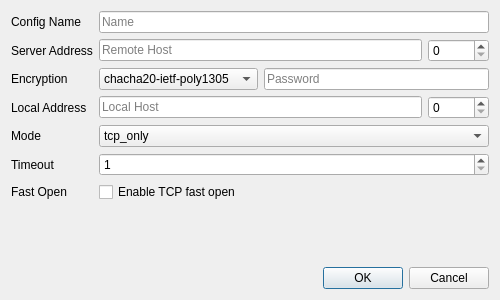
This is src/ui/EditDialog.ui in df543/shadowsocks-face as Qt 5 draws it before an edit. The edited form follows.
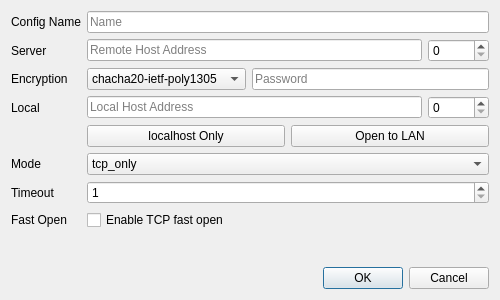
This is the edited form.

Commit message: EditDialog: add local address buttons

```diff
--- a/src/ui/EditDialog.ui
+++ b/src/ui/EditDialog.ui
@@ -16,42 +16,21 @@
   <layout class="QVBoxLayout" name="verticalLayout">
    <item>
     <layout class="QGridLayout" name="gridLayout_2">
-     <item row="6" column="1">
-      <widget class="QCheckBox" name="checkBox_fastopen">
-       <property name="text">
-        <string>Enable TCP fast open</string>
+     <item row="0" column="1">
+      <widget class="QLineEdit" name="lineEdit_name">
+       <property name="placeholderText">
+        <string>Name</string>
        </property>
       </widget>
      </item>
-     <item row="3" column="1">
-      <layout class="QHBoxLayout" name="horizontalLayout_2">
-       <item>
-        <widget class="QLineEdit" name="lineEdit_localAddr">
-         <property name="text">
-          <string notr="true"/>
-         </property>
-         <property name="placeholderText">
-          <string>Local Host</string>
-         </property>
-        </widget>
-       </item>
-       <item>
-        <widget class="QSpinBox" name="spinBox_localPort">
-         <property name="maximum">
-          <number>65535</number>
-         </property>
-        </widget>
-       </item>
-      </layout>
-     </item>
-     <item row="5" column="0">
+     <item row="6" column="0">
       <widget class="QLabel" name="label_timeout">
        <property name="text">
         <string>Timeout</string>
        </property>
       </widget>
      </item>
-     <item row="5" column="1">
+     <item row="6" column="1">
       <widget class="QSpinBox" name="spinBox_timeout">
        <property name="minimum">
         <number>1</number>
@@ -61,52 +40,6 @@
        </property>
       </widget>
      </item>
-     <item row="6" column="0">
-      <widget class="QLabel" name="label_fastopen">
-       <property name="text">
-        <string>Fast Open</string>
-       </property>
-      </widget>
-     </item>
-     <item row="0" column="0">
-      <widget class="QLabel" name="label_name">
-       <property name="text">
-        <string>Config Name</string>
-       </property>
-      </widget>
-     </item>
-     <item row="1" column="1">
-      <layout class="QHBoxLayout" name="horizontalLayout_4">
-       <item>
-        <widget class="QLineEdit" name="lineEdit_serverAddr">
-         <property name="placeholderText">
-          <string>Remote Host</string>
-         </property>
-        </widget>
-       </item>
-       <item>
-        <widget class="QSpinBox" name="spinBox_serverPort">
-         <property name="maximum">
-          <number>65535</number>
-         </property>
-        </widget>
-       </item>
-      </layout>
-     </item>
-     <item row="2" column="0">
-      <widget class="QLabel" name="label_method">
-       <property name="text">
-        <string>Encryption</string>
-       </property>
-      </widget>
-     </item>
-     <item row="3" column="0">
-      <widget class="QLabel" name="label_localAddr">
-       <property name="text">
-        <string>Local Address</string>
-       </property>
-      </widget>
-     </item>
      <item row="2" column="1">
       <layout class="QHBoxLayout" name="horizontalLayout_3">
        <item>
@@ -172,28 +105,67 @@
        </item>
       </layout>
      </item>
-     <item row="0" column="1">
-      <widget class="QLineEdit" name="lineEdit_name">
-       <property name="placeholderText">
-        <string>Name</string>
+     <item row="7" column="1">
+      <widget class="QCheckBox" name="checkBox_fastopen">
+       <property name="text">
+        <string>Enable TCP fast open</string>
        </property>
       </widget>
      </item>
-     <item row="1" column="0">
-      <widget class="QLabel" name="label_serverAddr">
+     <item row="1" column="1">
+      <layout class="QHBoxLayout" name="horizontalLayout_4">
+       <item>
+        <widget class="QLineEdit" name="lineEdit_serverAddress">
+         <property name="placeholderText">
+          <string>Remote Host Address</string>
+         </property>
+        </widget>
+       </item>
+       <item>
+        <widget class="QSpinBox" name="spinBox_serverPort">
+         <property name="maximum">
+          <number>65535</number>
+         </property>
+        </widget>
+       </item>
+      </layout>
+     </item>
+     <item row="3" column="1">
+      <layout class="QHBoxLayout" name="horizontalLayout_2">
+       <item>
+        <widget class="QLineEdit" name="lineEdit_localAddress">
+         <property name="text">
+          <string notr="true"/>
+         </property>
+         <property name="placeholderText">
+          <string>Local Host Address</string>
+         </property>
+        </widget>
+       </item>
+       <item>
+        <widget class="QSpinBox" name="spinBox_localPort">
+         <property name="maximum">
+          <number>65535</number>
+         </property>
+        </widget>
+       </item>
+      </layout>
+     </item>
+     <item row="0" column="0">
+      <widget class="QLabel" name="label_name">
        <property name="text">
-        <string>Server Address</string>
+        <string>Config Name</string>
        </property>
       </widget>
      </item>
-     <item row="4" column="0">
-      <widget class="QLabel" name="label_mode">
+     <item row="2" column="0">
+      <widget class="QLabel" name="label_method">
        <property name="text">
-        <string>Mode</string>
+        <string>Encryption</string>
        </property>
       </widget>
      </item>
-     <item row="4" column="1">
+     <item row="5" column="1">
       <widget class="QComboBox" name="comboBox_mode">
        <item>
         <property name="text">
@@ -212,6 +184,52 @@
        </item>
       </widget>
      </item>
+     <item row="7" column="0">
+      <widget class="QLabel" name="label_fastopen">
+       <property name="text">
+        <string>Fast Open</string>
+       </property>
+      </widget>
+     </item>
+     <item row="3" column="0">
+      <widget class="QLabel" name="label_localAddress">
+       <property name="text">
+        <string>Local</string>
+       </property>
+      </widget>
+     </item>
+     <item row="1" column="0">
+      <widget class="QLabel" name="label_serverAddress">
+       <property name="text">
+        <string>Server</string>
+       </property>
+      </widget>
+     </item>
+     <item row="5" column="0">
+      <widget class="QLabel" name="label_mode">
+       <property name="text">
+        <string>Mode</string>
+       </property>
+      </widget>
+     </item>
+     <item row="4" column="1">
+      <layout class="QHBoxLayout" name="horizontalLayout">
+       <item>
+        <widget class="QPushButton" name="pushButton_localAddress_localhost">
+         <property name="text">
+          <string>localhost Only</string>
+         </property>
+        </widget>
+       </item>
+       <item>
+        <widget class="QPushButton" name="pushButton_localAddress_lan">
+         <property name="text">
+          <string>Open to LAN</string>
+         </property>
+        </widget>
+       </item>
+      </layout>
+     </item>
     </layout>
    </item>
    <item>
```
Left out of the diff: 18 changed lines with no effect on the pictures. The commit also changes 2 other files.
